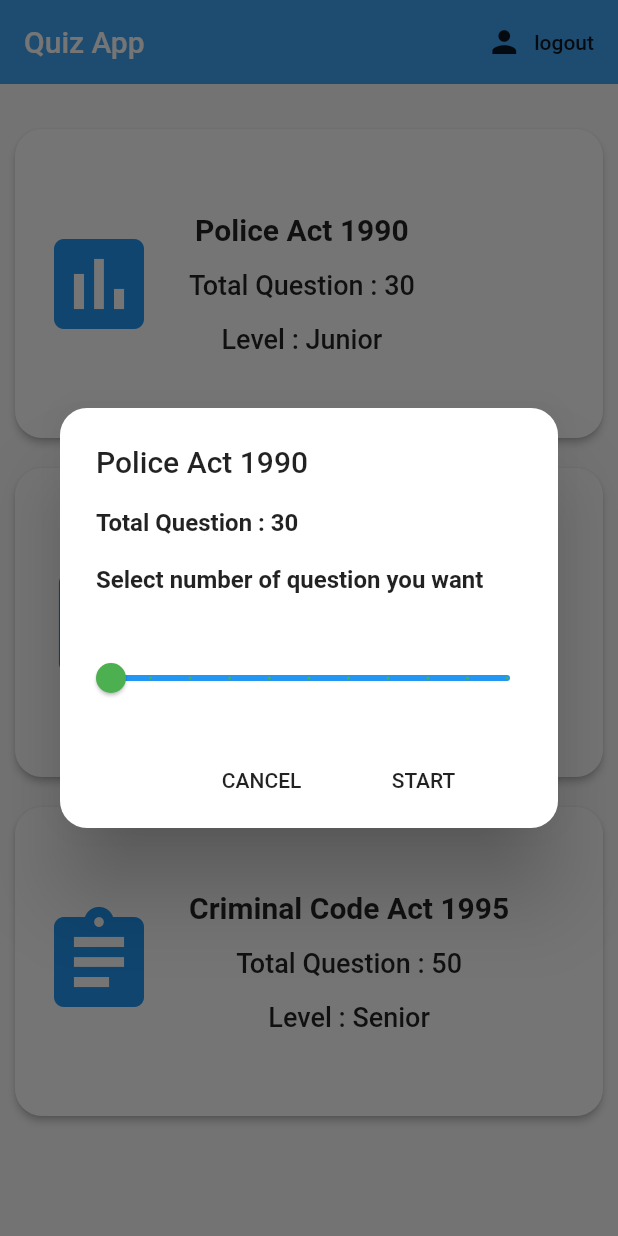
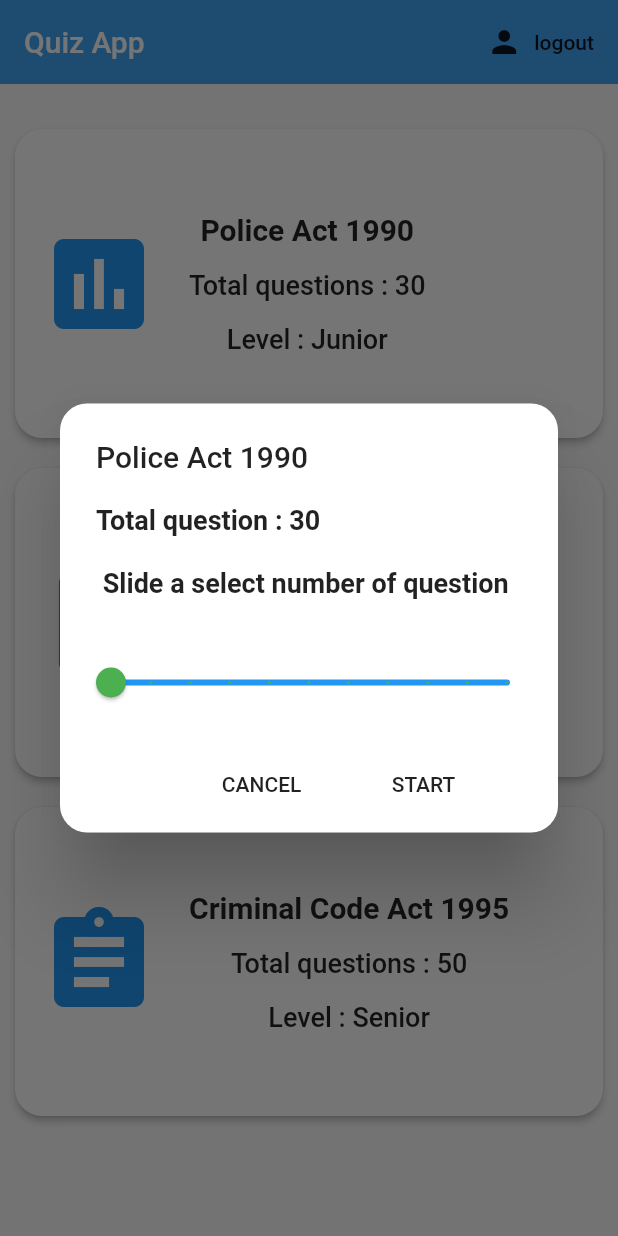
Before and after one commit to marklin97/QuizApp, a Flutter app: the screen it shows once a user with an empty profile is signed in, after a tap on "Police Act 1990", on a phone screen of 412 x 824 dp. Run offline on Flutter 3.47's test engine with Material 2 defaults, Android fonts, the phone set to English and light mode, and no system bars; our stand-ins replace firebase_auth; accounts and stored records are empty.

Commit message:
fixed  module page error

```diff
--- a/QuizApp/lib/screens/home/home.dart
+++ b/QuizApp/lib/screens/home/home.dart
@@ -33,21 +33,21 @@ class Home extends StatelessWidget {
             SizedBox(height: 20),
             new Module(
               module_name: 'Police Act 1990',
-              total_quiz: 'Total Question : 30',
+              total_quiz: 30,
               level: 'Level : Junior',
               icon: Icons.assessment,
             ),
             SizedBox(height: 20),
             new Module(
               module_name: 'Drug Misuse Act 1985',
-              total_quiz: 'Total Question : 50',
+              total_quiz: 50,
               level: 'Level : Middle',
               icon: Icons.book,
             ),
             SizedBox(height: 20),
             new Module(
               module_name: 'Criminal Code Act 1995',
-              total_quiz: 'Total Question : 50',
+              total_quiz: 50,
               level: 'Level : Senior',
               icon: Icons.assignment,
             ),
--- a/QuizApp/lib/screens/quizBank/policeAct.dart
+++ b/QuizApp/lib/screens/quizBank/policeAct.dart
@@ -10,8 +10,6 @@ var questionNumber = 0;
 var quiz = new AnimalQuiz();
 
 class AnimalQuiz {
-  var images = ["alligator", "cat", "dog", "owl"];
-
   var questions = [
     "This animal is a carnivorous reptile.",
     "_________ like to chase mice and birds.",
--- a/QuizApp/lib/screens/widgets/cofirm.dart
+++ b/QuizApp/lib/screens/widgets/cofirm.dart
@@ -5,7 +5,7 @@ enum ConfirmAction { CANCEL, ACCEPT }
 
 class Confirm extends StatefulWidget {
   final String module_name;
-  final String total_quiz;
+  final int total_quiz;
   final String level;
   Confirm({this.module_name, this.total_quiz, this.level});
   @override
@@ -24,14 +24,14 @@ class _ConfirmState extends State<Confirm> {
           side: BorderSide(color: Colors.white12)),
       title: Text(widget.module_name),
       content: Text(
-        widget.total_quiz + '\n\nSelect number of question you want',
-        style: TextStyle(fontWeight: FontWeight.bold),
+        'Total question : ${widget.total_quiz.toString()}\n\n Slide a select number of question',
+        style: TextStyle(fontWeight: FontWeight.bold, fontSize: 18),
       ),
       actions: <Widget>[
         Slider(
             value: _value.toDouble(),
             min: 10.0,
-            max: 50,
+            max: widget.total_quiz.toDouble(),
             divisions: 10,
             activeColor: Colors.green,
             inactiveColor: Colors.blue,
--- a/QuizApp/lib/screens/widgets/module.dart
+++ b/QuizApp/lib/screens/widgets/module.dart
@@ -4,7 +4,7 @@ import 'package:flutter/material.dart';
 class Module extends StatefulWidget {
   final IconData icon;
   final String module_name;
-  final String total_quiz;
+  final int total_quiz;
   final String level;
   Module({this.module_name, this.total_quiz, this.level, this.icon});
   @override
@@ -37,7 +37,7 @@ class _ModuleState extends State<Module> {
                 ),
                 SizedBox(height: 15),
                 Text(
-                  widget.total_quiz,
+                  'Total questions : ${widget.total_quiz}',
                   style: TextStyle(
                     fontSize: 18,
                   ),
```
